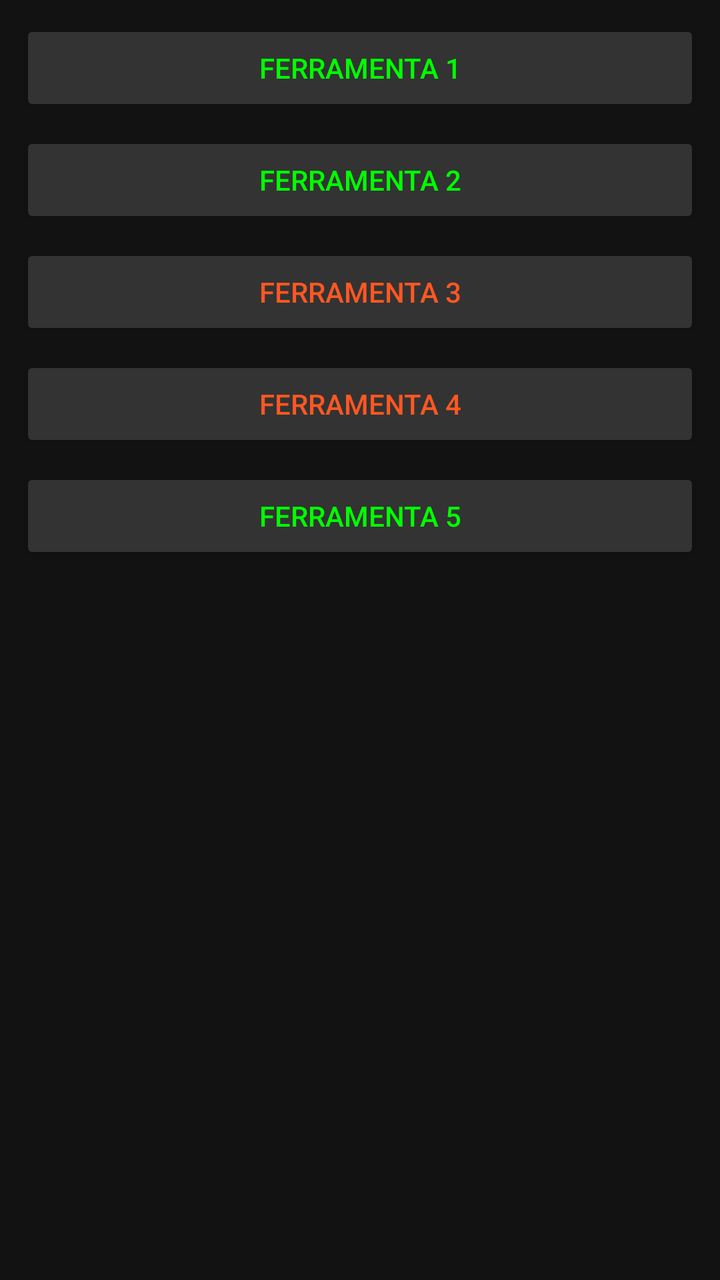
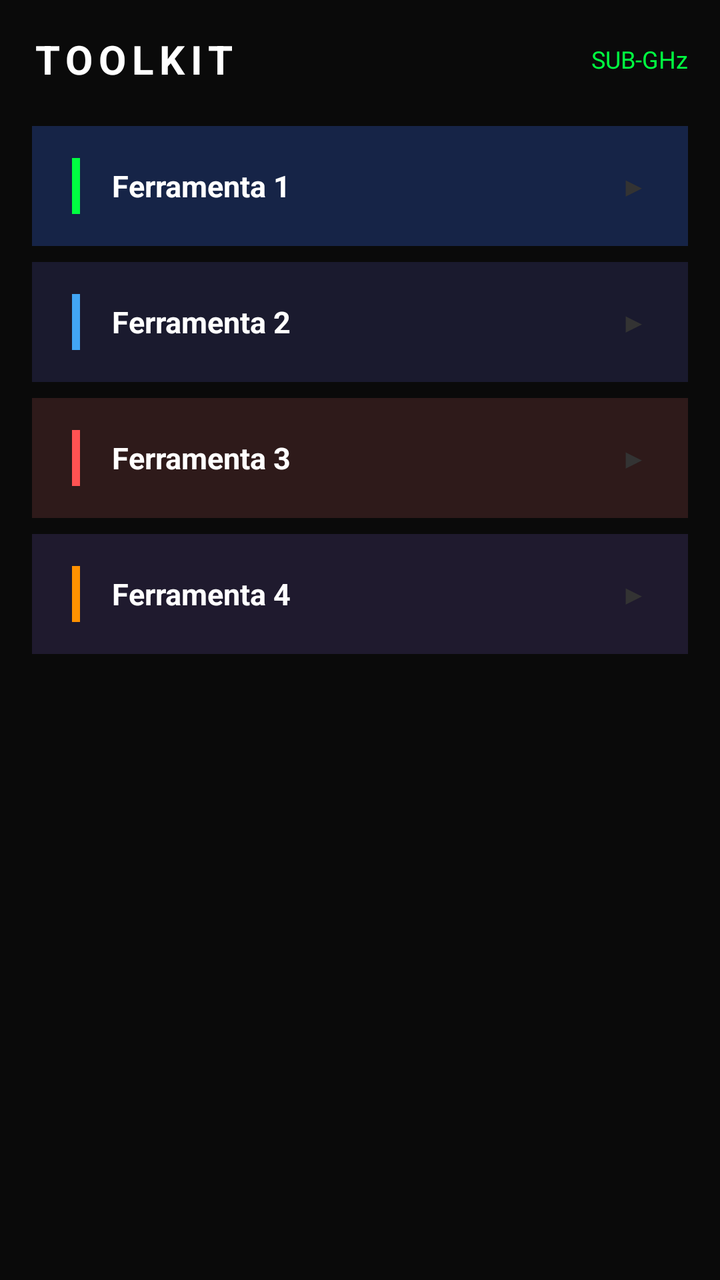

The first picture is an Android layout as it rendered before a commit; the second is the same layout after the commit. The layout source and the unified diff follow.
<!-- AndroidManifest.xml: activity theme Theme.AppCompat.Light.DarkActionBar -->
<!-- res/layout/activity_tools.xml -->
<?xml version="1.0" encoding="utf-8"?>
<LinearLayout xmlns:android="http://schemas.android.com/apk/res/android"
    android:id="@+id/toolsContainer"
    android:layout_width="match_parent"
    android:layout_height="match_parent"
    android:orientation="vertical"
    android:background="#121212"
    android:padding="10dp">

    <Button
        android:id="@+id/btnTool1"
        android:text="Ferramenta 1"
        android:backgroundTint="#333333"
        android:textColor="#00FF00"
        android:layout_width="match_parent"
        android:layout_height="wrap_content"
        android:layout_marginBottom="8dp"/>

    <Button
        android:id="@+id/btnTool2"
        android:text="Ferramenta 2"
        android:backgroundTint="#333333"
        android:textColor="#00FF00"
        android:layout_width="match_parent"
        android:layout_height="wrap_content"
        android:layout_marginBottom="8dp"/>

    <Button
        android:id="@+id/btnTool3"
        android:text="Ferramenta 3"
        android:backgroundTint="#333333"
        android:textColor="#FF5722"
        android:layout_width="match_parent"
        android:layout_height="wrap_content"
        android:layout_marginBottom="8dp"/>

    <Button
        android:id="@+id/btnTool4"
        android:text="Ferramenta 4"
        android:backgroundTint="#333333"
        android:textColor="#FF5722"
        android:layout_width="match_parent"
        android:layout_height="wrap_content"
        android:layout_marginBottom="8dp"/>

    <Button
        android:id="@+id/btnTool5"
        android:text="Ferramenta 5"
        android:backgroundTint="#333333"
        android:textColor="#00FF00"
        android:layout_width="match_parent"
        android:layout_height="wrap_content"
        android:layout_marginBottom="8dp"/>

</LinearLayout>
<!-- resources referenced by this layout -->
<resources>

</resources>

<!-- the commit's change to res/layout/activity_tools.xml (unified diff, before → after) -->
@@ -1,55 +1,238 @@
 <?xml version="1.0" encoding="utf-8"?>
-<LinearLayout xmlns:android="http://schemas.android.com/apk/res/android"
-    android:id="@+id/toolsContainer"
+<RelativeLayout xmlns:android="http://schemas.android.com/apk/res/android"
     android:layout_width="match_parent"
     android:layout_height="match_parent"
-    android:orientation="vertical"
-    android:background="#121212"
-    android:padding="10dp">
-
-    <Button
-        android:id="@+id/btnTool1"
-        android:text="Ferramenta 1"
-        android:backgroundTint="#333333"
-        android:textColor="#00FF00"
+    android:background="#0A0A0A"
+    android:padding="16dp">
+
+    
+    <LinearLayout
+        android:id="@+id/toolsHeader"
         android:layout_width="match_parent"
         android:layout_height="wrap_content"
-        android:layout_marginBottom="8dp"/>
-
-    <Button
-        android:id="@+id/btnTool2"
-        android:text="Ferramenta 2"
-        android:backgroundTint="#333333"
-        android:textColor="#00FF00"
+        android:layout_alignParentTop="true"
+        android:gravity="center_vertical"
+        android:orientation="horizontal"
+        android:layout_marginBottom="20dp">
+
+        <TextView
+            android:layout_width="0dp"
+            android:layout_height="wrap_content"
+            android:layout_weight="1"
+            android:text="TOOLKIT"
+            android:textColor="#FFFFFF"
+            android:textSize="20sp"
+            android:textStyle="bold"
+            android:letterSpacing="0.15"/>
+
+        <TextView
+            android:id="@+id/tvToolsCategory"
+            android:layout_width="wrap_content"
+            android:layout_height="wrap_content"
+            android:text="SUB-GHz"
+            android:textColor="#00FF41"
+            android:textSize="12sp"/>
+    </LinearLayout>
+
+    
+    <LinearLayout
         android:layout_width="match_parent"
         android:layout_height="wrap_content"
-        android:layout_marginBottom="8dp"/>
-
-    <Button
-        android:id="@+id/btnTool3"
-        android:text="Ferramenta 3"
-        android:backgroundTint="#333333"
-        android:textColor="#FF5722"
-        android:layout_width="match_parent"
-        android:layout_height="wrap_content"
-        android:layout_marginBottom="8dp"/>
-
-    <Button
-        android:id="@+id/btnTool4"
-        android:text="Ferramenta 4"
-        android:backgroundTint="#333333"
-        android:textColor="#FF5722"
-        android:layout_width="match_parent"
-        android:layout_height="wrap_content"
-        android:layout_marginBottom="8dp"/>
-
-    <Button
-        android:id="@+id/btnTool5"
-        android:text="Ferramenta 5"
-        android:backgroundTint="#333333"
-        android:textColor="#00FF00"
-        android:layout_width="match_parent"
-        android:layout_height="wrap_content"
-        android:layout_marginBottom="8dp"/>
-
-</LinearLayout>
+        android:layout_below="@id/toolsHeader"
+        android:layout_centerVertical="true"
+        android:orientation="vertical">
+
+        
+        <LinearLayout
+            android:id="@+id/btnTool1"
+            android:layout_width="match_parent"
+            android:layout_height="60dp"
+            android:background="#162447"
+            android:gravity="center_vertical"
+            android:orientation="horizontal"
+            android:paddingStart="20dp"
+            android:paddingEnd="20dp"
+            android:layout_marginBottom="8dp"
+            android:clickable="true"
+            android:focusable="true">
+
+            <View
+                android:layout_width="4dp"
+                android:layout_height="28dp"
+                android:background="#00FF41"/>
+
+            <TextView
+                android:id="@+id/tvTool1"
+                android:layout_width="0dp"
+                android:layout_height="wrap_content"
+                android:layout_weight="1"
+                android:layout_marginStart="16dp"
+                android:text="Ferramenta 1"
+                android:textColor="#FFFFFF"
+                android:textSize="15sp"
+                android:textStyle="bold"/>
+
+            <TextView
+                android:layout_width="wrap_content"
+                android:layout_height="wrap_content"
+                android:text="▶"
+                android:textColor="#333333"
+                android:textSize="14sp"/>
+        </LinearLayout>
+
+        
+        <LinearLayout
+            android:id="@+id/btnTool2"
+            android:layout_width="match_parent"
+            android:layout_height="60dp"
+            android:background="#1A1A2E"
+            android:gravity="center_vertical"
+            android:orientation="horizontal"
+            android:paddingStart="20dp"
+            android:paddingEnd="20dp"
+            android:layout_marginBottom="8dp"
+            android:clickable="true"
+            android:focusable="true">
+
+            <View
+                android:layout_width="4dp"
+                android:layout_height="28dp"
+                android:background="#42A5F5"/>
+
+            <TextView
+                android:id="@+id/tvTool2"
+                android:layout_width="0dp"
+                android:layout_height="wrap_content"
+                android:layout_weight="1"
+                android:layout_marginStart="16dp"
+                android:text="Ferramenta 2"
+                android:textColor="#FFFFFF"
+                android:textSize="15sp"
+                android:textStyle="bold"/>
+
+            <TextView
+                android:layout_width="wrap_content"
+                android:layout_height="wrap_content"
+                android:text="▶"
+                android:textColor="#333333"
+                android:textSize="14sp"/>
+        </LinearLayout>
+
+        
+        <LinearLayout
+            android:id="@+id/btnTool3"
+            android:layout_width="match_parent"
+            android:layout_height="60dp"
+            android:background="#2E1A1A"
+            android:gravity="center_vertical"
+            android:orientation="horizontal"
+            android:paddingStart="20dp"
+            android:paddingEnd="20dp"
+            android:layout_marginBottom="8dp"
+            android:clickable="true"
+            android:focusable="true">
+
+            <View
+                android:layout_width="4dp"
+                android:layout_height="28dp"
+                android:background="#FF5252"/>
+
+            <TextView
+                android:id="@+id/tvTool3"
+                android:layout_width="0dp"
+                android:layout_height="wrap_content"
+                android:layout_weight="1"
+                android:layout_marginStart="16dp"
+                android:text="Ferramenta 3"
+                android:textColor="#FFFFFF"
+                android:textSize="15sp"
+                android:textStyle="bold"/>
+
+            <TextView
+                android:layout_width="wrap_content"
+                android:layout_height="wrap_content"
+                android:text="▶"
+                android:textColor="#333333"
+                android:textSize="14sp"/>
+        </LinearLayout>
+
+        
+        <LinearLayout
+            android:id="@+id/btnTool4"
+            android:layout_width="match_parent"
+            android:layout_height="60dp"
+            android:background="#1F1A2E"
+            android:gravity="center_vertical"
+            android:orientation="horizontal"
+            android:paddingStart="20dp"
+            android:paddingEnd="20dp"
+            android:layout_marginBottom="8dp"
+            android:clickable="true"
+            android:focusable="true">
+
+            <View
+                android:layout_width="4dp"
+                android:layout_height="28dp"
+                android:background="#FF9100"/>
+
+            <TextView
+                android:id="@+id/tvTool4"
+                android:layout_width="0dp"
+                android:layout_height="wrap_content"
+                android:layout_weight="1"
+                android:layout_marginStart="16dp"
+                android:text="Ferramenta 4"
+                android:textColor="#FFFFFF"
+                android:textSize="15sp"
+                android:textStyle="bold"/>
+
+            <TextView
+                android:layout_width="wrap_content"
+                android:layout_height="wrap_content"
+                android:text="▶"
+                android:textColor="#333333"
+                android:textSize="14sp"/>
+        </LinearLayout>
+
+        
+        <LinearLayout
+            android:id="@+id/btnTool5"
+            android:layout_width="match_parent"
+            android:layout_height="60dp"
+            android:background="#1A2E1A"
+            android:gravity="center_vertical"
+            android:orientation="horizontal"
+            android:paddingStart="20dp"
+            android:paddingEnd="20dp"
+            android:layout_marginBottom="8dp"
+            android:clickable="true"
+            android:focusable="true"
+            android:visibility="gone">
+
+            <View
+                android:layout_width="4dp"
+                android:layout_height="28dp"
+                android:background="#76FF03"/>
+
+            <TextView
+                android:id="@+id/tvTool5"
+                android:layout_width="0dp"
+                android:layout_height="wrap_content"
+                android:layout_weight="1"
+                android:layout_marginStart="16dp"
+                android:text="Ferramenta 5"
+                android:textColor="#FFFFFF"
+                android:textSize="15sp"
+                android:textStyle="bold"/>
+
+            <TextView
+                android:layout_width="wrap_content"
+                android:layout_height="wrap_content"
+                android:text="▶"
+                android:textColor="#333333"
+                android:textSize="14sp"/>
+        </LinearLayout>
+
+    </LinearLayout>
+
+</RelativeLayout>
